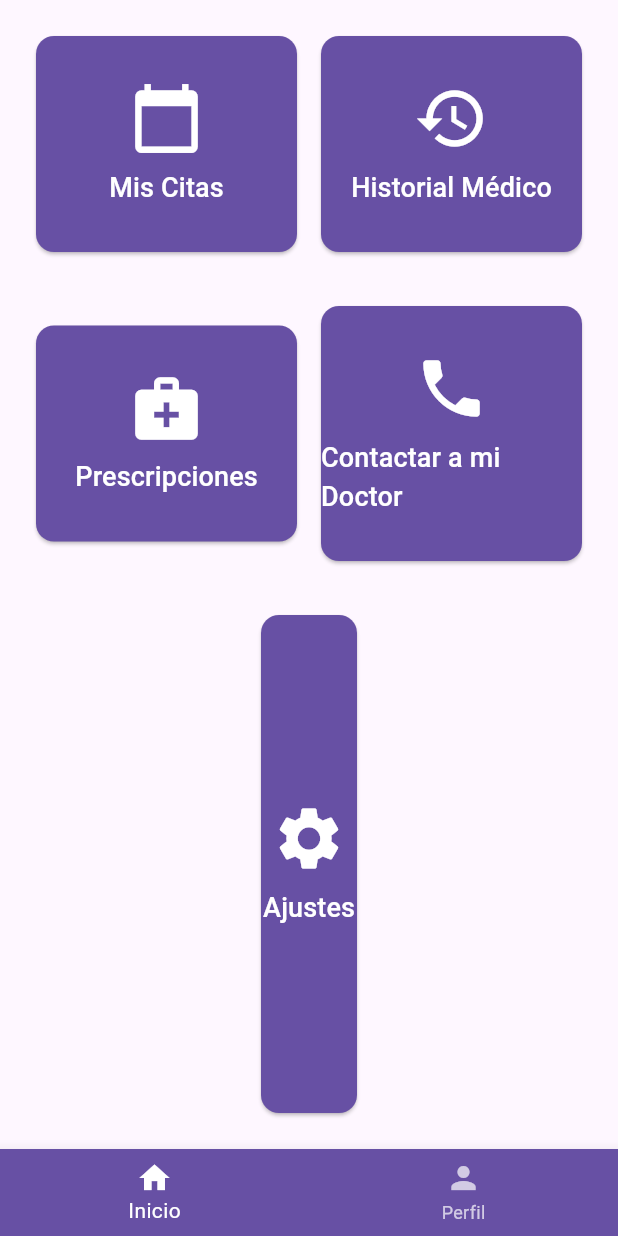
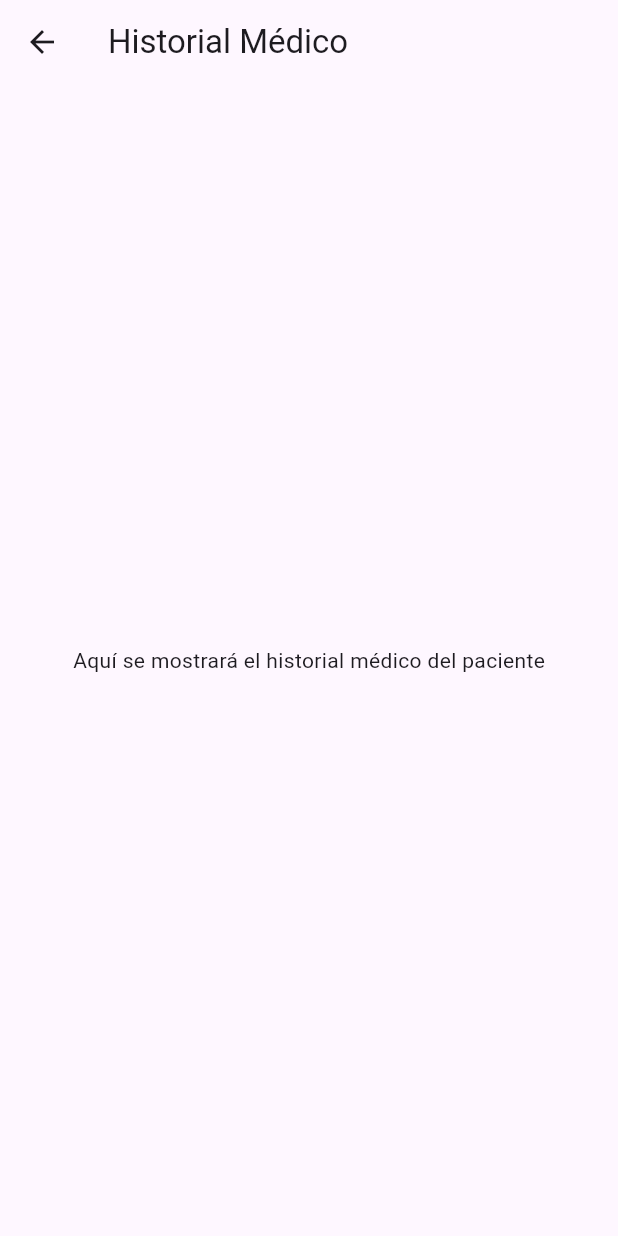
Before and after one commit to tjqqaa/ITAPP, a Flutter app: the PatientHomeScreen screen opened directly with empty values, after a tap on "Historial Médico", on a phone screen of 412 x 824 dp. Run offline on Flutter 3.47's test engine with Material 3 defaults, Android fonts, the phone set to English and light mode, and no system bars.

Commit message:
Add medical history screen

```diff
--- /dev/null
+++ b/lib/views/patients/MedicalHistoryScreen.dart
@@ -0,0 +1,14 @@
+import 'package:flutter/material.dart';
+import 'package:project/views/profile_screen.dart'; // Import the ProfileScreen
+
+class MedicalHistoryScreen extends StatelessWidget {
+  @override
+  Widget build(BuildContext context) {
+    return Scaffold(
+      appBar: AppBar(title: Text('Historial Médico')),
+      body: Center(
+        child: Text('Aquí se mostrará el historial médico del paciente'),
+      ),
+    );
+  }
+}
--- a/lib/views/patients/patient_home_screen.dart
+++ b/lib/views/patients/patient_home_screen.dart
@@ -1,6 +1,7 @@
 import 'package:flutter/material.dart';
 import 'package:project/models/patient.dart';
-import 'package:project/views/profile_screen.dart'; // Importar la pantalla de perfil
+import 'package:project/views/profile_screen.dart';
+import 'package:project/views/patients/MedicalHistoryScreen.dart';
 
 class PatientHomeScreen extends StatefulWidget {
   final Patient patient;
@@ -52,7 +53,12 @@ class _PatientHomeScreenState extends State<PatientHomeScreen> {
                   icon: Icons.history,
                   label: 'Historial Médico',
                   onTap: () {
-                    // Acción para ver historial médico
+                    Navigator.push(
+                      context,
+                      MaterialPageRoute(
+                        builder: (context) => MedicalHistoryScreen(),
+                      ),
+                    );
                   },
                 ),
               ],
```
